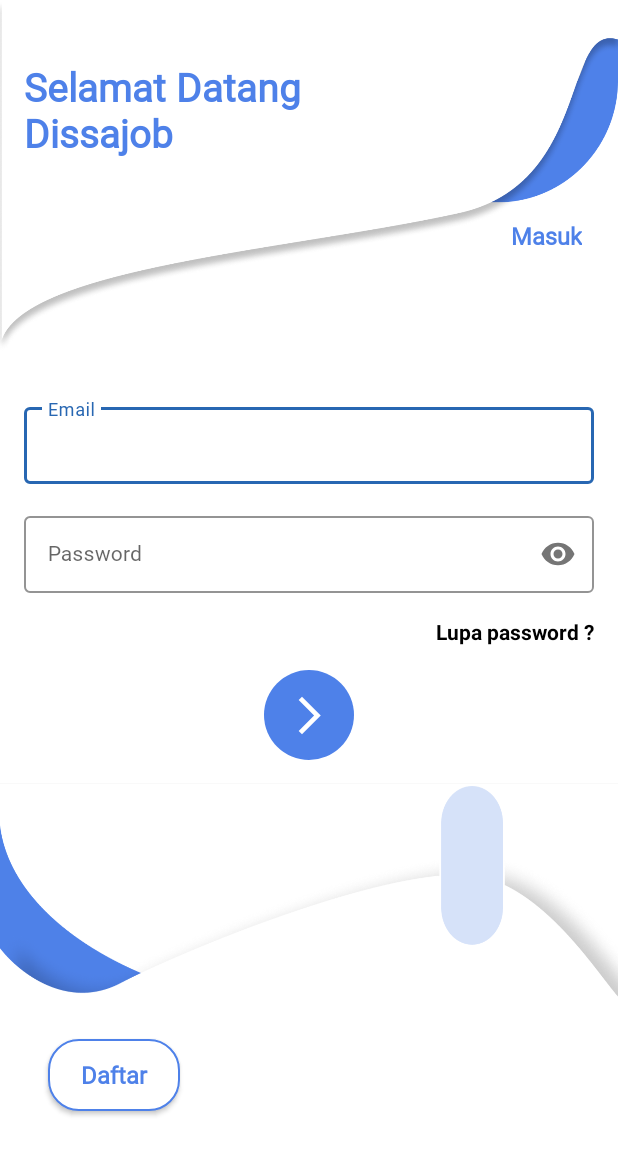
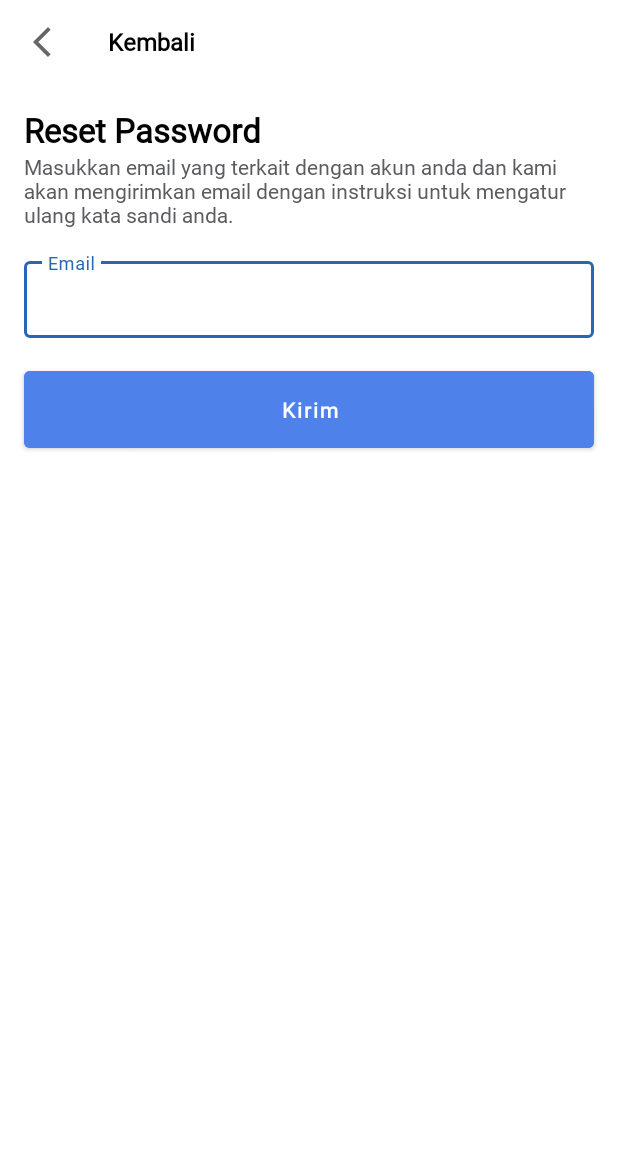
Before and after one commit to maulanarasoky/Dissajob-Applicant, an Android app: the screen it shows after launch (SignInActivity before the commit, ResetPasswordActivity after it), after a tap on "Lupa password ?", on a phone screen of 412 x 824 dp. Shown: the top 1155 px of the screen. Run offline under Robolectric (Android 15) with nearby library versions, the phone set to English and light mode, and no system bars; our stand-ins replace Firebase (no records; nobody signed in at launch, a user with empty details on screens opened directly), Room's generated code, paging; libraries missing offline, so code that uses them is left out: androidx.paging.

Commit message:
Designing activity_reset_password.xml and implementing reset password function on ResetPasswordActivity

```diff
--- a/app/src/main/AndroidManifest.xml
+++ b/app/src/main/AndroidManifest.xml
@@ -15,6 +15,7 @@
         android:supportsRtl="true"
         android:theme="@style/Theme.DissajobApplicant"
         tools:replace="android:icon">
+        <activity android:name=".ui.resetpassword.ResetPasswordActivity"></activity>
         <activity android:name=".ui.job.JobDetailsActivity" />
         <activity android:name=".ui.signup.SignUpActivity" />
         <activity android:name=".ui.signin.SignInActivity" />
--- a/app/src/main/java/org/d3ifcool/dissajobapplicant/ui/job/JobDetailsActivity.kt
+++ b/app/src/main/java/org/d3ifcool/dissajobapplicant/ui/job/JobDetailsActivity.kt
@@ -136,7 +136,7 @@ class JobDetailsActivity : AppCompatActivity() {
     }
 
     override fun onOptionsItemSelected(item: MenuItem): Boolean {
-        return when(item.itemId) {
+        return when (item.itemId) {
             android.R.id.home -> {
                 finish()
                 true
--- /dev/null
+++ b/app/src/main/java/org/d3ifcool/dissajobapplicant/ui/resetpassword/ResetPasswordActivity.kt
@@ -0,0 +1,89 @@
+package org.d3ifcool.dissajobapplicant.ui.resetpassword
+
+import androidx.appcompat.app.AppCompatActivity
+import android.os.Bundle
+import android.text.TextUtils
+import android.view.MenuItem
+import android.view.View
+import android.widget.Toast
+import androidx.lifecycle.ViewModelProvider
+import kotlinx.android.synthetic.main.activity_reset_password.*
+import org.d3ifcool.dissajobapplicant.R
+import org.d3ifcool.dissajobapplicant.databinding.ActivityResetPasswordBinding
+import org.d3ifcool.dissajobapplicant.ui.profile.ApplicantViewModel
+import org.d3ifcool.dissajobapplicant.ui.viewmodel.ViewModelFactory
+import java.util.regex.Pattern
+
+class ResetPasswordActivity : AppCompatActivity(), View.OnClickListener, ResetPasswordCallback {
+
+    private lateinit var activityResetPasswordBinding: ActivityResetPasswordBinding
+
+    private lateinit var viewModel: ApplicantViewModel
+
+    override fun onCreate(savedInstanceState: Bundle?) {
+        super.onCreate(savedInstanceState)
+        activityResetPasswordBinding = ActivityResetPasswordBinding.inflate(layoutInflater)
+        setContentView(activityResetPasswordBinding.root)
+
+        activityResetPasswordBinding.toolbar.title =
+            resources.getString(R.string.txt_back)
+        setSupportActionBar(activityResetPasswordBinding.toolbar)
+        supportActionBar?.setDisplayHomeAsUpEnabled(true)
+        supportActionBar?.setDisplayShowHomeEnabled(true)
+
+        val factory = ViewModelFactory.getInstance(this)
+        viewModel = ViewModelProvider(this, factory)[ApplicantViewModel::class.java]
+
+        activityResetPasswordBinding.btnResetPassword.setOnClickListener(this)
+    }
+
+    private fun formValidation() {
+        val email = activityResetPasswordBinding.etEmail.text.toString().trim()
+        if (TextUtils.isEmpty(email)) {
+            etEmail.error = resources.getString(R.string.edit_text_error_alert, "Email")
+            return
+        }
+
+        if (!isValidMail(email)) {
+            etEmail.error = resources.getString(R.string.edit_text_alert_email_invalid)
+            return
+        }
+
+        viewModel.resetPassword(email, this)
+    }
+
+    private fun isValidMail(email: String): Boolean {
+        val emailString = ("^[_A-Za-z0-9-\\+]+(\\.[_A-Za-z0-9-]+)*@"
+                + "[A-Za-z0-9-]+(\\.[A-Za-z0-9]+)*(\\.[A-Za-z]{2,})$")
+        return Pattern.compile(emailString).matcher(email).matches()
+    }
+
+    override fun onSuccess() {
+        Toast.makeText(
+            this,
+            resources.getString(R.string.txt_success_alert_reset_password),
+            Toast.LENGTH_SHORT
+        ).show()
+        finish()
+    }
+
+    override fun onFailure(messageId: Int) {
+        Toast.makeText(this, resources.getString(messageId), Toast.LENGTH_SHORT).show()
+    }
+
+    override fun onOptionsItemSelected(item: MenuItem): Boolean {
+        return when (item.itemId) {
+            android.R.id.home -> {
+                finish()
+                true
+            }
+            else -> super.onOptionsItemSelected(item)
+        }
+    }
+
+    override fun onClick(v: View?) {
+        when (v?.id) {
+            R.id.btnResetPassword -> formValidation()
+        }
+    }
+}
--- a/app/src/main/java/org/d3ifcool/dissajobapplicant/ui/signin/SignInActivity.kt
+++ b/app/src/main/java/org/d3ifcool/dissajobapplicant/ui/signin/SignInActivity.kt
@@ -11,6 +11,7 @@ import com.google.firebase.auth.FirebaseAuth
 import org.d3ifcool.dissajobapplicant.R
 import org.d3ifcool.dissajobapplicant.databinding.ActivitySignInBinding
 import org.d3ifcool.dissajobapplicant.ui.home.HomeActivity
+import org.d3ifcool.dissajobapplicant.ui.resetpassword.ResetPasswordActivity
 import org.d3ifcool.dissajobapplicant.ui.signup.SignUpActivity
 import org.d3ifcool.dissajobapplicant.ui.viewmodel.ViewModelFactory
 
@@ -42,7 +43,8 @@ class SignInActivity : AppCompatActivity(), View.OnClickListener, SignInCallback
 
     private fun formValidation() {
         if (TextUtils.isEmpty(activitySignInBinding.etEmail.text.toString().trim())) {
-            activitySignInBinding.etEmail.error = resources.getString(R.string.edit_text_error_alert, "Email")
+            activitySignInBinding.etEmail.error =
+                resources.getString(R.string.edit_text_error_alert, "Email")
             return
         }
 
@@ -82,7 +84,7 @@ class SignInActivity : AppCompatActivity(), View.OnClickListener, SignInCallback
                 formValidation()
             }
             R.id.tvResetPassword -> {
-//                startActivity(Intent(this, ResetPasswordActivity::class.java))
+                startActivity(Intent(this, ResetPasswordActivity::class.java))
             }
         }
     }
--- a/app/src/main/java/org/d3ifcool/dissajobapplicant/utils/ApplicantHelper.kt
+++ b/app/src/main/java/org/d3ifcool/dissajobapplicant/utils/ApplicantHelper.kt
@@ -225,6 +225,22 @@ object ApplicantHelper {
     }
 
     fun resetPassword(email: String, callback: ResetPasswordCallback) {
+        database.orderByChild("email").equalTo(email).limitToFirst(1)
+            .addListenerForSingleValueEvent(object : ValueEventListener {
+                override fun onDataChange(snapshot: DataSnapshot) {
+                    if (snapshot.exists()) {
+                        sendResetPasswordEmail(email, callback)
+                    } else {
+                        callback.onFailure(R.string.txt_email_not_found)
+                    }
+                }
+
+                override fun onCancelled(error: DatabaseError) {
+                }
+            })
+    }
+
+    private fun sendResetPasswordEmail(email: String, callback: ResetPasswordCallback) {
         auth.sendPasswordResetEmail(email)
             .addOnSuccessListener {
                 callback.onSuccess()
--- /dev/null
+++ b/app/src/main/res/layout/activity_reset_password.xml
@@ -0,0 +1,100 @@
+<?xml version="1.0" encoding="utf-8"?>
+<ScrollView xmlns:android="http://schemas.android.com/apk/res/android"
+    xmlns:tools="http://schemas.android.com/tools"
+    android:layout_width="match_parent"
+    android:layout_height="match_parent"
+    android:background="@android:color/white"
+    tools:context=".ui.resetpassword.ResetPasswordActivity">
+
+    <androidx.constraintlayout.widget.ConstraintLayout xmlns:app="http://schemas.android.com/apk/res-auto"
+        android:layout_width="match_parent"
+        android:layout_height="wrap_content">
+
+        <androidx.appcompat.widget.Toolbar
+            android:id="@+id/toolbar"
+            android:layout_width="match_parent"
+            android:layout_height="?attr/actionBarSize"
+            android:background="@color/white"
+            android:theme="@style/JobDetailsToolbar"
+            app:layout_constraintEnd_toEndOf="parent"
+            app:layout_constraintStart_toStartOf="parent"
+            app:layout_constraintTop_toTopOf="parent"
+            app:titleTextAppearance="@style/Toolbar.TitleText" />
+
+        <TextView
+            android:id="@+id/heading"
+            android:layout_width="match_parent"
+            android:layout_height="wrap_content"
+            android:layout_marginStart="@dimen/margin_16dp"
+            android:layout_marginTop="@dimen/margin_16dp"
+            android:layout_marginEnd="@dimen/margin_16dp"
+            android:fontFamily="@font/roboto"
+            android:text="@string/txt_reset_password"
+            android:textColor="@color/text_color"
+            android:textSize="22sp"
+            android:textStyle="bold"
+            app:layout_constraintStart_toStartOf="parent"
+            app:layout_constraintTop_toBottomOf="@id/toolbar" />
+
+        <TextView
+            android:id="@+id/subHeading"
+            android:layout_width="match_parent"
+            android:layout_height="wrap_content"
+            android:layout_marginStart="@dimen/margin_16dp"
+            android:layout_marginEnd="@dimen/margin_16dp"
+            android:fontFamily="@font/roboto"
+            android:text="@string/txt_sub_heading_reset_password"
+            android:textColor="@color/sub_heading_color"
+            android:textSize="14sp"
+            app:layout_constraintEnd_toEndOf="parent"
+            app:layout_constraintStart_toStartOf="parent"
+            app:layout_constraintTop_toBottomOf="@id/heading" />
+
+        <com.google.android.material.textfield.TextInputLayout
+            android:id="@+id/text_input_email"
+            style="@style/Widget.MaterialComponents.TextInputLayout.OutlinedBox"
+            android:layout_width="match_parent"
+            android:layout_height="wrap_content"
+            android:layout_marginStart="@dimen/margin_16dp"
+            android:layout_marginTop="@dimen/margin_16dp"
+            android:layout_marginEnd="@dimen/margin_16dp"
+            android:hint="@string/txt_email"
+            app:boxStrokeColor="@color/colorPrimary"
+            app:layout_constraintEnd_toEndOf="parent"
+            app:layout_constraintStart_toStartOf="parent"
+            app:layout_constraintTop_toBottomOf="@id/subHeading">
+
+            <EditText
+                android:id="@+id/etEmail"
+                android:layout_width="match_parent"
+                android:layout_height="match_parent"
+                android:fontFamily="@font/roboto"
+                android:inputType="textEmailAddress"
+                android:padding="@dimen/margin_16dp"
+                android:textColor="@color/text_color"
+                android:textCursorDrawable="@drawable/cursor_color"
+                android:textSize="14sp" />
+
+        </com.google.android.material.textfield.TextInputLayout>
+
+        <Button
+            android:id="@+id/btnResetPassword"
+            android:layout_width="match_parent"
+            android:layout_height="wrap_content"
+            android:layout_marginStart="@dimen/margin_16dp"
+            android:layout_marginTop="@dimen/margin_16dp"
+            android:layout_marginEnd="@dimen/margin_16dp"
+            android:backgroundTint="@color/header_color"
+            android:fontFamily="@font/roboto"
+            android:padding="@dimen/margin_16dp"
+            android:text="@string/txt_send"
+            android:textAllCaps="false"
+            android:textColor="@android:color/white"
+            android:textSize="14sp"
+            android:textStyle="bold"
+            app:layout_constraintEnd_toEndOf="parent"
+            app:layout_constraintStart_toStartOf="parent"
+            app:layout_constraintTop_toBottomOf="@id/text_input_email" />
+
+    </androidx.constraintlayout.widget.ConstraintLayout>
+</ScrollView>
--- a/app/src/main/res/values/colors.xml
+++ b/app/src/main/res/values/colors.xml
@@ -16,4 +16,5 @@
     <color name="search_bar_color">#F7F7FF</color>
     <color name="search_bar_text_color">#342E2E</color>
     <color name="header_color">#4E81E9</color>
+    <color name="sub_heading_color">#5B5C5F</color>
 </resources>
--- a/app/src/main/res/values/strings.xml
+++ b/app/src/main/res/values/strings.xml
@@ -58,4 +58,11 @@
     <string name="txt_alert_success_sign_up">Silahkan lakukan verifikasi email</string>
     <string name="edit_text_alert_phone_number_invalid">Nomor telepon tidak valid</string>
     <string name="alert_email_not_available">Email sudah digunakan</string>
+
+    <!-- Reset password -->
+    <string name="txt_back">Kembali</string>
+    <string name="txt_reset_password">Reset Password</string>
+    <string name="txt_sub_heading_reset_password">Masukkan email yang terkait dengan akun anda dan kami akan mengirimkan email dengan instruksi untuk mengatur ulang kata sandi anda.</string>
+    <string name="txt_send">Kirim</string>
+    <string name="txt_success_alert_reset_password">Email reset password telah dikirimkan</string>
 </resources>
```
